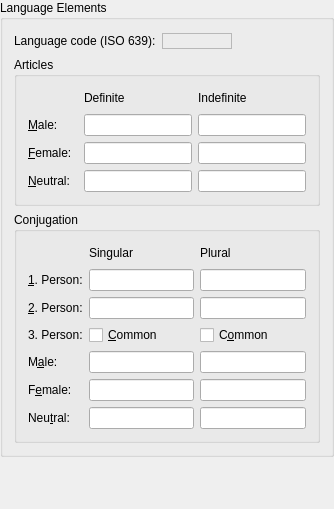
Before: the Qt Designer form src/docprop-dialogs/LangPropPageForm.ui in KDE/parley, drawn with Qt 5.
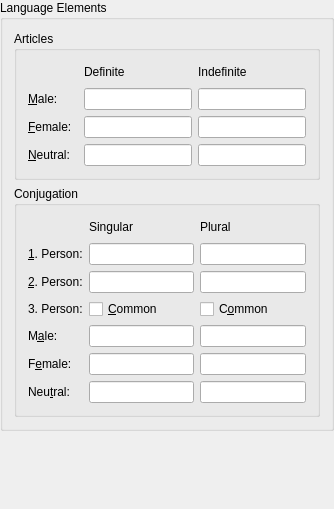
After: the same form once the commit is applied.

Commit message: Take out the language iso code from edit languages.

Diff of the .ui file:
```diff
--- a/src/docprop-dialogs/LangPropPageForm.ui
+++ b/src/docprop-dialogs/LangPropPageForm.ui
@@ -74,57 +74,6 @@
       <property name="verticalSpacing" >
        <number>6</number>
       </property>
-      <item row="0" column="0" >
-       <widget class="QLabel" name="unnamed" >
-        <property name="sizePolicy" >
-         <sizepolicy vsizetype="Fixed" hsizetype="Minimum" >
-          <horstretch>0</horstretch>
-          <verstretch>0</verstretch>
-         </sizepolicy>
-        </property>
-        <property name="text" >
-         <string>Language code (ISO 639):</string>
-        </property>
-       </widget>
-      </item>
-      <item row="0" column="1" >
-       <widget class="QLabel" name="l_langcode" >
-        <property name="sizePolicy" >
-         <sizepolicy vsizetype="Fixed" hsizetype="Preferred" >
-          <horstretch>0</horstretch>
-          <verstretch>0</verstretch>
-         </sizepolicy>
-        </property>
-        <property name="minimumSize" >
-         <size>
-          <width>70</width>
-          <height>0</height>
-         </size>
-        </property>
-        <property name="frameShape" >
-         <enum>QFrame::StyledPanel</enum>
-        </property>
-        <property name="frameShadow" >
-         <enum>QFrame::Plain</enum>
-        </property>
-       </widget>
-      </item>
-      <item row="0" column="2" >
-       <spacer>
-        <property name="orientation" >
-         <enum>Qt::Horizontal</enum>
-        </property>
-        <property name="sizeType" >
-         <enum>QSizePolicy::MinimumExpanding</enum>
-        </property>
-        <property name="sizeHint" >
-         <size>
-          <width>20</width>
-          <height>20</height>
-         </size>
-        </property>
-       </spacer>
-      </item>
       <item row="1" column="0" colspan="3" >
        <widget class="QGroupBox" name="GroupBox3" >
         <property name="sizePolicy" >
```
The commit also changes 3 other files.
